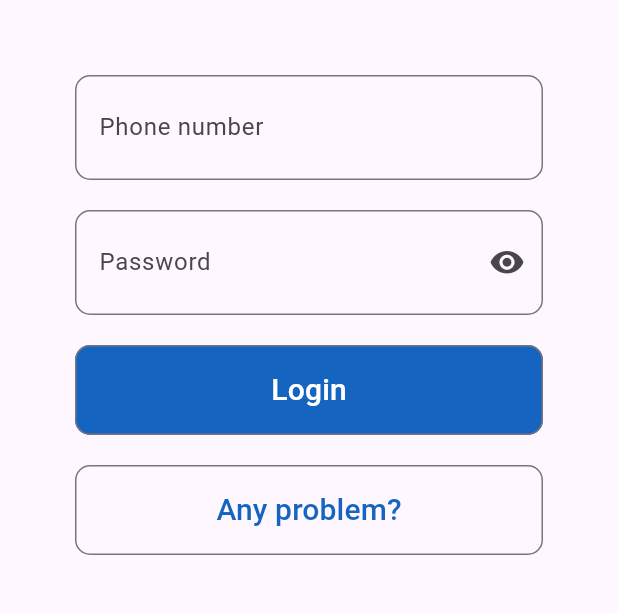
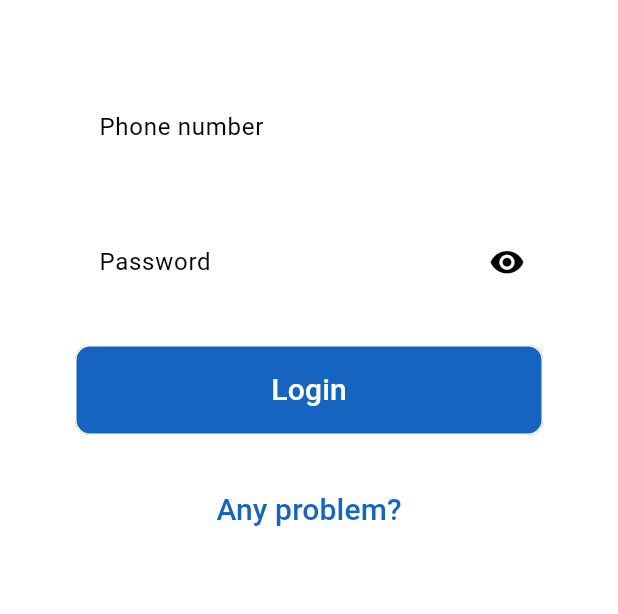
Before and after one commit to Tharaka901/LYF-ERP, a Flutter app: the screen it shows after launch, on a phone screen of 412 x 824 dp, the part 609-1223 px from its top. Run offline on Flutter 3.47's test engine with Material 3 defaults, Android fonts, the phone set to English and light mode, and no system bars; our stand-ins replace badges, dio, flutter_slidable, flutter_typeahead, fluttertoast, get_it and 6 more; missing offline and left inert: flutter_keyboard_visibility_web, mobile_scanner, pattern_formatter, shared_preferences_web; accounts and stored records are empty.

Commit message:
change default colors

```diff
--- a/lib/main.dart
+++ b/lib/main.dart
@@ -53,12 +53,16 @@ main() {
 }
 
 class Main extends StatelessWidget {
-  const Main({Key? key}) : super(key: key);
+  const Main({super.key});
 
   @override
   Widget build(BuildContext context) {
     return MaterialApp(
       title: 'DSR App',
+      theme: ThemeData(
+        primaryColor: Colors.blue,
+        colorScheme: ColorScheme.fromSwatch().copyWith(secondary: Colors.blue),
+      ),
       home: const StartScreen(),
       debugShowCheckedModeBanner: false,
       routes: {
--- a/lib/screens/previous_screen.dart
+++ b/lib/screens/previous_screen.dart
@@ -13,7 +13,7 @@ import 'package:qr_flutter/qr_flutter.dart';
 class PreviousScreen extends StatefulWidget {
   static const routeId = 'PREVIOUS';
   final String? qrText;
-  const PreviousScreen({Key? key, this.qrText}) : super(key: key);
+  const PreviousScreen({super.key, this.qrText});
 
   @override
   State<PreviousScreen> createState() => _PreviousScreenState();
```
